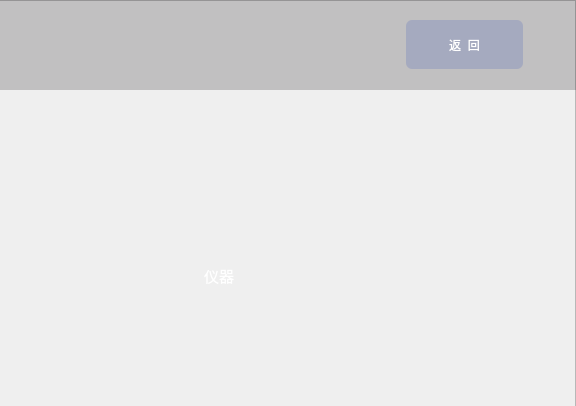
Qt form manu.ui (thewayI/tiny4412) before a commit; both pictures show x 704 to 1280 and y 0 to 406 of the 1280 by 800 pixel window.
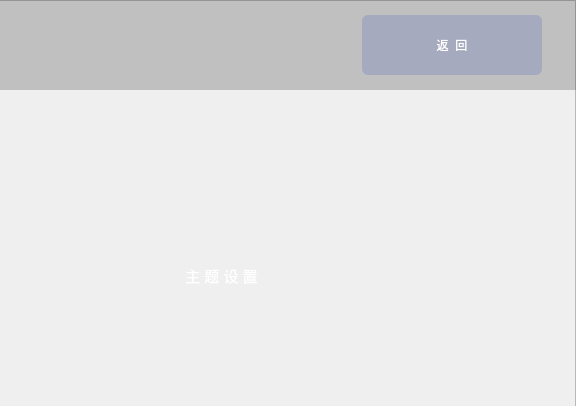
The same form after that commit. Icons and pictures are not drawn.

```diff
--- a/manu.ui
+++ b/manu.ui
@@ -292,10 +292,10 @@
   <widget class="QPushButton" name="btn_configureMachine_2">
    <property name="geometry">
     <rect>
-     <x>1110</x>
-     <y>20</y>
-     <width>117</width>
-     <height>49</height>
+     <x>1066</x>
+     <y>15</y>
+     <width>180</width>
+     <height>60</height>
     </rect>
    </property>
    <property name="font">
@@ -480,9 +480,9 @@
   <widget class="QLabel" name="label_17">
    <property name="geometry">
     <rect>
-     <x>870</x>
+     <x>830</x>
      <y>250</y>
-     <width>106</width>
+     <width>191</width>
      <height>51</height>
     </rect>
    </property>
@@ -495,7 +495,7 @@
     <string notr="true">color: rgb(255, 255, 255);</string>
    </property>
    <property name="text">
-    <string>仪器</string>
+    <string>主 题 设 置</string>
    </property>
    <property name="alignment">
     <set>Qt::AlignCenter</set>
```
